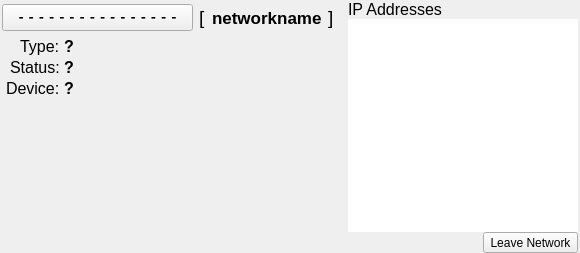
zerotier/ZeroTierOne, file ZeroTierUI/networkwidget.ui: the form before one commit.
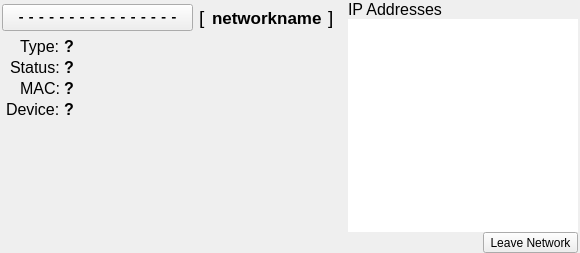
The form after the commit.

Commit message: UI stuff and sign .dmg on build.

```diff
--- a/ZeroTierUI/networkwidget.ui
+++ b/ZeroTierUI/networkwidget.ui
@@ -11,7 +11,7 @@
    </rect>
   </property>
   <property name="sizePolicy">
-   <sizepolicy hsizetype="Expanding" vsizetype="Maximum">
+   <sizepolicy hsizetype="Expanding" vsizetype="Expanding">
     <horstretch>0</horstretch>
     <verstretch>0</verstretch>
    </sizepolicy>
@@ -40,6 +40,12 @@
    </property>
    <item>
     <widget class="QWidget" name="leftWidget" native="true">
+     <property name="sizePolicy">
+      <sizepolicy hsizetype="Preferred" vsizetype="Preferred">
+       <horstretch>0</horstretch>
+       <verstretch>0</verstretch>
+      </sizepolicy>
+     </property>
      <layout class="QVBoxLayout" name="verticalLayout_2">
       <property name="spacing">
        <number>2</number>
@@ -178,6 +184,12 @@
       </item>
       <item>
        <widget class="QWidget" name="networkStatsWidget" native="true">
+        <property name="sizePolicy">
+         <sizepolicy hsizetype="Preferred" vsizetype="Maximum">
+          <horstretch>0</horstretch>
+          <verstretch>0</verstretch>
+         </sizepolicy>
+        </property>
         <layout class="QFormLayout" name="formLayout">
          <property name="fieldGrowthPolicy">
           <enum>QFormLayout::ExpandingFieldsGrow</enum>
@@ -291,7 +303,7 @@
            </property>
           </widget>
          </item>
-         <item row="4" column="0">
+         <item row="5" column="0">
           <widget class="QLabel" name="label_4">
            <property name="font">
             <font>
@@ -306,7 +318,7 @@
            </property>
           </widget>
          </item>
-         <item row="4" column="1">
+         <item row="5" column="1">
           <widget class="QLabel" name="deviceLabel">
            <property name="sizePolicy">
             <sizepolicy hsizetype="Expanding" vsizetype="Preferred">
@@ -332,6 +344,44 @@
            </property>
           </widget>
          </item>
+         <item row="4" column="0">
+          <widget class="QLabel" name="label_7">
+           <property name="font">
+            <font>
+             <pointsize>12</pointsize>
+            </font>
+           </property>
+           <property name="text">
+            <string>MAC:</string>
+           </property>
+           <property name="textFormat">
+            <enum>Qt::PlainText</enum>
+           </property>
+          </widget>
+         </item>
+         <item row="4" column="1">
+          <widget class="QLabel" name="macLabel">
+           <property name="sizePolicy">
+            <sizepolicy hsizetype="Expanding" vsizetype="Preferred">
+             <horstretch>0</horstretch>
+             <verstretch>0</verstretch>
+            </sizepolicy>
+           </property>
+           <property name="font">
+            <font>
+             <pointsize>12</pointsize>
+             <weight>75</weight>
+             <bold>true</bold>
+            </font>
+           </property>
+           <property name="text">
+            <string>?</string>
+           </property>
+           <property name="textFormat">
+            <enum>Qt::PlainText</enum>
+           </property>
+          </widget>
+         </item>
         </layout>
        </widget>
       </item>
@@ -340,6 +390,9 @@
         <property name="orientation">
          <enum>Qt::Vertical</enum>
         </property>
+        <property name="sizeType">
+         <enum>QSizePolicy::Expanding</enum>
+        </property>
         <property name="sizeHint" stdset="0">
          <size>
           <width>20</width>
```
Left out of the diff: 8 changed lines with no effect on the pictures. The commit also changes 5 other files.
